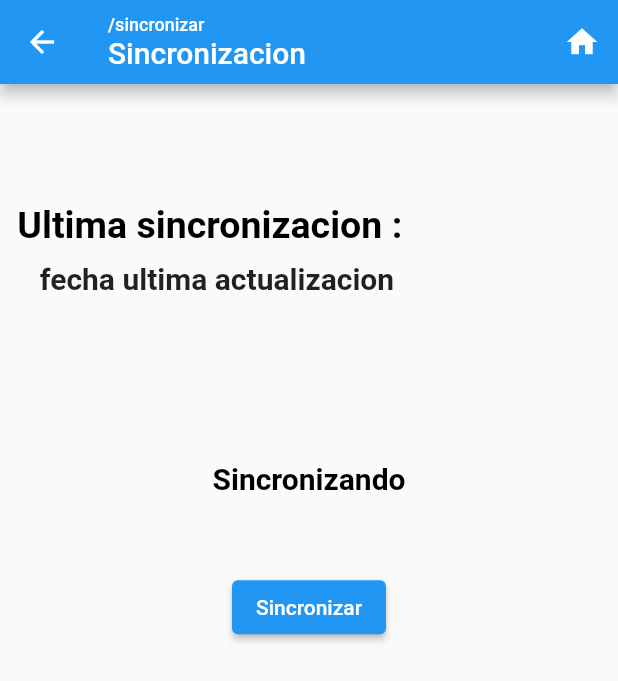
After one commit to Chiasaurio/appmobilepalma, a Flutter app: the SincronizacionPage screen opened by its route, after a tap on "Sincronizar", on a phone screen of 412 x 824 dp. The commit adds this screen. Shown: the top 681 px of the screen. Run offline on Flutter 3.47's test engine with Material 2 defaults, Android fonts, the phone set to English and light mode, and no system bars; our stand-ins replace bloc, dio, drift, flutter_bloc, flutter_secure_storage; accounts and stored records are empty; generated files the repository leaves out were written again; network calls fail.

Commit message:
Sincronizar lotes y lista de funcionan

```diff
--- a/lib/Home/home_screen.dart
+++ b/lib/Home/home_screen.dart
@@ -130,7 +130,7 @@ class FincaPage extends StatelessWidget {
               TableRow(
                 children: [
                   _crearBotonRedondeado3(
-                      'Sincronizar', 'sincronizar', Icons.art_track, context),
+                      'Sincronizar', '/sincronizar', Icons.art_track, context),
                 ],
               )
             ],
--- a/lib/LotesList/cubit/loteslist_cubit.dart
+++ b/lib/LotesList/cubit/loteslist_cubit.dart
@@ -2,6 +2,7 @@ import 'package:apppalma/moor/daos/lote_dao.dart';
 import 'package:apppalma/moor/moor_database.dart';
 import 'package:apppalma/moor/tables/lotes_table.dart';
 import 'package:bloc/bloc.dart';
+import 'package:drift/drift.dart';
 import 'package:meta/meta.dart';
 
 part 'loteslist_state.dart';
@@ -15,4 +16,9 @@ class LoteslistCubit extends Cubit<LoteslistState> {
     List<LoteWithProcesos> lotes = await loteDao.getLotesWithProcesos();
     emit(LotesListLoaded(lotes: lotes));
   }
+
+  Future<void> addLotesFromServerToLocal(List<Insertable<Lote>> lotes) async {
+    final LoteDao loteDao = db.loteDao;
+    final resp = await loteDao.addLotes(lotes);
+  }
 }
--- /dev/null
+++ b/lib/Sync/sincronizar_page.dart
@@ -0,0 +1,136 @@
+import 'package:apppalma/LotesList/cubit/loteslist_cubit.dart';
+import 'package:apppalma/components/appbar.dart';
+import 'package:flutter/material.dart';
+import 'package:flutter_bloc/flutter_bloc.dart';
+
+import 'sync_bloc.dart';
+
+class SincronizacionPage extends StatefulWidget {
+  @override
+  _SincronizacionPageState createState() => _SincronizacionPageState();
+}
+
+class _SincronizacionPageState extends State<SincronizacionPage> {
+  final DateTime fecha =
+      DateTime(DateTime.now().year, DateTime.now().month, DateTime.now().day);
+  SyncBloc syncBloc = new SyncBloc();
+
+  late double width;
+  late double height;
+  late double altoCard;
+  late double anchoCard;
+  late double margin;
+  late String ruta;
+  bool cargandobool = false;
+  String msg = 'Sincronizando';
+  @override
+  Widget build(BuildContext context) {
+    width = MediaQuery.of(context).size.width;
+    height = MediaQuery.of(context).size.height;
+
+    ruta = '/sincronizar';
+    altoCard = height * 0.6; //150,
+    anchoCard = width * 0.7;
+    margin = anchoCard * 0.04;
+    // _cargapercentaje = 50.0;
+    // loteBloc.obtenerTodosLotesWithProcesos();
+
+    return Scaffold(
+      appBar: AppBarWidget.getAppBar('Sincronizacion', ruta, context),
+      body: SingleChildScrollView(
+        child: Column(
+          children: <Widget>[
+            SizedBox(height: altoCard * 0.1),
+            buildTitulo(),
+            _buildMenu(context), // _menu2()
+          ],
+        ),
+      ),
+    );
+  }
+
+  Widget buildTitulo() {
+    return Container(
+      margin: EdgeInsets.fromLTRB(margin, 30, margin, margin),
+      child: Column(
+        children: <Widget>[
+          Row(children: const <Widget>[
+            Expanded(
+              child: Text(
+                "Ultima sincronizacion :",
+                style: TextStyle(
+                    color: Colors.black,
+                    fontSize: 25,
+                    fontWeight: FontWeight.w600),
+              ),
+            ),
+          ]),
+          Padding(
+            padding: const EdgeInsets.fromLTRB(15.0, 10.0, 0.0, 0.0),
+            child: Row(children: const <Widget>[
+              Expanded(
+                child: Text(
+                  "fecha ultima actualizacion",
+                  style: TextStyle(
+                      color: Colors.black87,
+                      fontSize: 20,
+                      fontWeight: FontWeight.w600),
+                ),
+              ),
+            ]),
+          ),
+          // Padding(
+          //   padding: EdgeInsets.fromLTRB(anchoCard * 0.3, margin, 0.0, 0.0),
+          //   child: Text(DateFormat('yMMMMEEEEd', 'es').format(fecha),
+          //       style: TextStyle(color: Colors.white, fontSize: 15)),
+          // )
+        ],
+      ),
+    );
+  }
+
+  Widget _buildMenu(context) {
+    return Container(
+        width: width * 0.8,
+        child: Padding(
+            padding: EdgeInsets.fromLTRB(0.0, altoCard * 0.2, 0.0, 0.0),
+            child: Column(
+              children: [
+                cargandobool ? buildBarraCarga() : const SizedBox(),
+                Text(
+                  msg,
+                  style: const TextStyle(
+                      color: Colors.black,
+                      fontSize: 20,
+                      fontWeight: FontWeight.w600),
+                ),
+                const SizedBox(
+                  height: 50,
+                ),
+                Padding(
+                  padding: const EdgeInsets.only(left: 0, right: 0.0),
+                  child: ElevatedButton(
+                    child: const Text("Sincronizar"),
+                    onPressed: () {
+                      _sincrozinar();
+                      // obtenerDatos.sincronizar();
+                    },
+                  ),
+                )
+              ],
+            )));
+  }
+
+  buildBarraCarga() {
+    return const CircularProgressIndicator(
+        // semanticsLabel: estadosync,
+        // value: _cargapercentaje,
+        );
+  }
+
+  _sincrozinar() async {
+    msg = 'Agregando lotes';
+    final lotes = await syncBloc.insertarLotes();
+    BlocProvider.of<LoteslistCubit>(context).addLotesFromServerToLocal(lotes);
+  }
+}
--- /dev/null
+++ b/lib/Sync/sync_bloc.dart
@@ -0,0 +1,76 @@
+import 'package:apppalma/LotesList/cubit/loteslist_cubit.dart';
+import 'package:apppalma/Sync/sync_files/sync_enfermedades.dart';
+import 'package:apppalma/Sync/sync_files/sync_lotes.dart';
+import 'package:apppalma/moor/moor_database.dart';
+import 'package:drift/drift.dart';
+import 'package:flutter_bloc/flutter_bloc.dart';
+
+class SyncBloc {
+  SyncLotes synclotes = SyncLotes();
+  SyncEnfermedades syncenfermedades = SyncEnfermedades();
+  // SyncPlagas syncplagas = SyncPlagas();
+  // SyncProductosAgroquimicos syncproductos = SyncProductosAgroquimicos();
+
+  List<Insertable<Etapa>> dataetapasenfermedades = [];
+  List<Insertable<Plaga>> dataplagas = [];
+  List<Insertable<EtapasPlagaData>> dataetapasplaga = [];
+
+  Future<List<Insertable<Lote>>> insertarLotes() async {
+    try {
+      List<Insertable<Lote>> datalotes = await synclotes.getLotesRemoteSource();
+      return datalotes;
+      // BlocProvider.of<LoteslistCubit>(context).obtenerTodosLotesWithProcesos();
+    } catch (e) {
+      return [];
+    }
+  }
+
+  // insertarEnfermedades(Function callbackestado) async {
+  //   try {
+  //     callbackestado('Agregando enfermedades');
+  //     EnfermedadesBloc enfermedadesBloc = EnfermedadesBloc();
+
+  //     List<Insertable<Enfermedade>> dataenfermedades =
+  //         await syncenfermedades.getEnfermedadesRemoteSource();
+  //     List<Insertable<Etapa>> dataetapas =
+  //         await syncenfermedades.getEtapasEnfermedades();
+
+  //     enfermedadesBloc.addEnfermedades(dataenfermedades, dataetapas);
+  //   } catch (e) {
+  //     print("error enfermedades");
+  //     print(e);
+  //   }
+  // }
+
+  // insertarPlagas(Function callbackestado) async {
+  //   try {
+  //     callbackestado('Agregando plagas');
+  //     PlagasBloc plagasBloc = PlagasBloc();
+
+  //     List<Insertable<Plaga>> dataplagas = await syncplagas.getPlagas();
+  //     List<Insertable<EtapasPlagaData>> etapasplagas =
+  //         await syncplagas.getEtapasPlagas();
+
+  //     plagasBloc.addPlagas(dataplagas, etapasplagas);
+  //   } catch (e) {
+  //     print("error plagas");
+  //     print(e);
+  //   }
+  // }
+
+  // insertarProductos(Function callbackestado) async {
+  //   try {
+  //     callbackestado('Agregando productos');
+  //     ProductosBloc productosBloc = ProductosBloc();
+
+  //     List<Insertable<ProductoAgroquimicoData>> dataproductos =
+  //         await syncproductos.getProductos();
+
+  //     productosBloc.addProductos(dataproductos);
+  //   } catch (e) {
+  //     print('error productos');
+  //     print(e);
+  //   }
+  // }
+
+}
--- /dev/null
+++ b/lib/Sync/sync_files/sync_lotes.dart
@@ -0,0 +1,27 @@
+import 'dart:convert';
+
+import 'package:apppalma/api.dart';
+import 'package:apppalma/moor/moor_database.dart';
+import 'package:drift/drift.dart';
+import 'package:flutter/cupertino.dart';
+import 'package:http/http.dart' as http;
+
+class SyncLotes {
+  final Api _apiInstance = Api.getInstance();
+
+  Future<List<Insertable<Lote>>> getLotesRemoteSource() async {
+    List datalotes = [];
+    final resp = await _apiInstance.get('lote');
+    datalotes = resp['data'];
+    List<Insertable<Lote>> lotes = [];
+    datalotes.forEach((element) {
+      LotesCompanion aux = LotesCompanion(
+        nombreLote: Value(element['nombre_lote']),
+        hectareas: Value(0),
+        numeropalmas: Value(1000),
+      );
+      lotes.add(aux);
+    });
+    return lotes;
+  }
+}
--- /dev/null
+++ b/lib/api.dart
@@ -0,0 +1,122 @@
+import 'dart:io';
+import 'dart:convert';
+import 'package:flutter_secure_storage/flutter_secure_storage.dart' as secure;
+import 'package:dio/dio.dart';
+
+class Api {
+  static final _storage = secure.FlutterSecureStorage();
+  final _baseUrl = 'http://10.0.2.2:3000/';
+  final token =
+      'eyJhbGciOiJSUzI1NiIsInR5cCI6IkpXVCJ9.eyJzdWIiOnsiY2NfdXN1YXJpbyI6IjEwOTg3NjU0MzIiLCJyb2wiOiJhZG1pbiJ9LCJpYXQiOjE2MzYyMjc5OTksIm5iZiI6MTYzNjIyNzk5OSwiZXhwIjoxNjM2MzE0Mzk5fQ.QlP3UBCcsQZci651UedSSUohCZ8mIvhiQT7_wPxCS9lmzaWiLnUvWBSPpWUSL8DefbN8Ux0fsuOHBwB6kzPH_kOA7_njyTPPSvDK2eD0eu-EFsOzpxveOZBkvOUCM__IWbjvbImDXzAbYrMqpX1GtxC8qCuTExOgkBNglOtzlJE';
+  static final Dio _dio = Dio();
+  static final Map<String, String> _headers = Map();
+  static final Api _instance = Api._();
+
+  /// Constructor privado de la Api
+  Api._();
+
+  /// Retorna una instancia de API
+  static Api getInstance() => _instance;
+
+  /// Le agrega los Headers a la peticion al backend
+  Future<void> setHeaders() async {
+    _headers[HttpHeaders.contentTypeHeader] = 'application/json';
+    _headers[HttpHeaders.acceptHeader] = 'application/json';
+    var jwt = await _storage.read(key: 'token');
+    jwt = token;
+    final username = await _storage.read(key: 'username');
+    final password = await _storage.read(key: 'password');
+    // var auth = 'Basic ' + base64Encode(utf8.encode('$username:$password'));
+    var auth = 'Bearer $token';
+    if (jwt != null) {
+      _headers[HttpHeaders.authorizationHeader] = auth;
+    }
+  }
+
+  /// Parsea un json en formato string a un Map
+  /// Returns. Map String, dynamic
+  Map<String, dynamic> decode(String response) => jsonDecode(response);
+
+  /// Encode un json en formato Map a un String
+  /// Returns. Map String, dynamic
+  String encode(Map<String, dynamic> response) => jsonEncode(response);
+
+  /// Hace peticiones get con la subruta pasada por parametro
+  /// Returns Future con un Map de la respuesta
+  Future<Map<String, dynamic>> get(String path) async {
+    try {
+      await setHeaders();
+      Map<String, dynamic> resp = new Map();
+      print('$_baseUrl$path');
+      final response = await _dio.get('$_baseUrl$path',
+          options: Options(headers: _headers, responseType: ResponseType.json));
+      resp['data'] = response.data;
+      return resp;
+    } on DioError catch (e) {
+      return {'success': false};
+    }
+  }
+
+  //second get without contentTypeHeader
+  Future<Map<String, dynamic>> getModified(String path) async {
+    try {
+      await setHeaders();
+      Map<String, dynamic> resp = new Map();
+      print('$_baseUrl$path');
+      _headers.remove(HttpHeaders.contentTypeHeader);
+      final response = await _dio.get('$_baseUrl$path',
+          options: Options(headers: _headers, responseType: ResponseType.json));
+      resp['data'] = response.data;
+      return resp;
+    } on DioError catch (e) {
+      return {'success': false};
+    }
+  }
+
+  /// Hace peticiones post con la subruta pasada por parametro y la
+  /// data que es enviada en el body del request
+  /// Returns Future con un Map de la respuesta
+  Future<Map<String, dynamic>> post(String path,
+      {required Map<String, dynamic> data}) async {
+    await setHeaders();
+    final body = encode(data);
+    final response = await _dio.post('$_baseUrl$path',
+        data: body,
+        options: Options(headers: _headers, responseType: ResponseType.json));
+    return response.data;
+  }
+
+  /// Hace peticiones put con la subruta pasada por parametro y la
+  /// data que es enviada en el body del request
+  /// Returns Future con un Map de la respuesta
+  Future<Map<String, dynamic>> put(String path,
+      {Object data = const {}}) async {
+    await setHeaders();
+    final body = jsonEncode(data);
+    final response = await _dio.put('$_baseUrl$path',
+        data: body,
+        options: Options(headers: _headers, responseType: ResponseType.json));
+    return response.data;
+  }
+
+  /// Hace peticiones delte con la subruta pasada por parametro
+  /// Returns Future con un Map de la respuesta
+  Future<Response> delete(String path) async {
+    await setHeaders();
+    final response = await _dio.delete('$_baseUrl$path',
+        options: Options(headers: _headers, responseType: ResponseType.json));
+    return response;
+  }
+
+  // Future<String> uploadPhoto(XFile photo) async {
+  //   String fileName = photo.path.split('/').last;
+  //   FormData formData = FormData.fromMap({
+  //     "file": await MultipartFile.fromFile(photo.path, filename: fileName),
+  //   });
+  //   await setHeaders();
+  //   final response = await _dio.post('$_baseUrl' + 'photo_uploads.json',
+  //       data: formData,
+  //       options: Options(headers: _headers, responseType: ResponseType.json));
+  //   return response.data["photo_upload"]["photo"]["url"];
+  // }
+}
--- a/lib/moor/daos/lote_dao.dart
+++ b/lib/moor/daos/lote_dao.dart
@@ -22,7 +22,7 @@ class LoteDao extends DatabaseAccessor<AppDatabase> with _$LoteDaoMixin {
     return into(lotes).insert(lote);
   }
 
-  addLotes(List<Insertable<Lote>> listalotes) async {
+  Future<bool> addLotes(List<Insertable<Lote>> listalotes) async {
     try {
       await batch((b) {
         for (final lote in listalotes) {
@@ -37,8 +37,10 @@ class LoteDao extends DatabaseAccessor<AppDatabase> with _$LoteDaoMixin {
           );
         }
       });
+      return true;
     } catch (e) {
       print(e);
+      return false;
     }
   }
 
@@ -69,9 +71,9 @@ class LoteDao extends DatabaseAccessor<AppDatabase> with _$LoteDaoMixin {
     return rows.map((resultRow) {
       return LoteWithProcesos(
           lote: resultRow.readTable(lotes),
-          cosecha: resultRow.readTable(cosechas),
-          plateo: resultRow.readTable(plateos),
-          poda: resultRow.readTable(podas));
+          cosecha: resultRow.readTableOrNull(cosechas),
+          plateo: resultRow.readTableOrNull(plateos),
+          poda: resultRow.readTableOrNull(podas));
     }).toList();
   }
 }
--- a/lib/moor/tables/lotes_table.dart
+++ b/lib/moor/tables/lotes_table.dart
@@ -13,14 +13,14 @@ class Lotes extends Table {
 
 class LoteWithProcesos {
   final Lote lote;
-  final Cosecha cosecha;
-  final Plateo plateo;
-  final Poda poda;
+  final Cosecha? cosecha;
+  final Plateo? plateo;
+  final Poda? poda;
 
   LoteWithProcesos({
     required this.lote,
-    required this.cosecha,
-    required this.plateo,
-    required this.poda,
+    this.cosecha,
+    this.plateo,
+    this.poda,
   });
 }
--- a/lib/routes.dart
+++ b/lib/routes.dart
@@ -1,5 +1,6 @@
 import 'package:apppalma/Home/home_screen.dart';
 import 'package:apppalma/LotesList/presentation/lotes_page.dart';
+import 'package:apppalma/Sync/sincronizar_page.dart';
 import 'package:flutter/material.dart';
 
 class Routes {
@@ -12,6 +13,8 @@ class Routes {
         return MaterialPageRoute(builder: (_) => FincaPage());
       case '/lotes':
         return MaterialPageRoute(builder: (_) => EscogerLotePage());
+      case '/sincronizar':
+        return MaterialPageRoute(builder: (_) => SincronizacionPage());
       default:
         return _errorScreen();
     }
--- a/pubspec.yaml
+++ b/pubspec.yaml
@@ -33,7 +33,10 @@ dependencies:
   drift: ^1.0.1
   sqlite3_flutter_libs: ^0.5.0
   path_provider: ^2.0.0
+  http: ^0.13.4
   path: ^1.8.0
+  dio: ^4.0.1
+  flutter_secure_storage: ^4.2.1
   flutter:
     sdk: flutter
 
```
Also changed, not shown: lib/LotesList/presentation/lotes_page.dart (+13 -13 lines), lib/Sync/sync_files/sync_enfermedades.dart (added, +104 -0 lines), lib/Sync/sync_files/sync_plagas.dart (added, +44 -0 lines), pubspec.lock, 1 other file.
